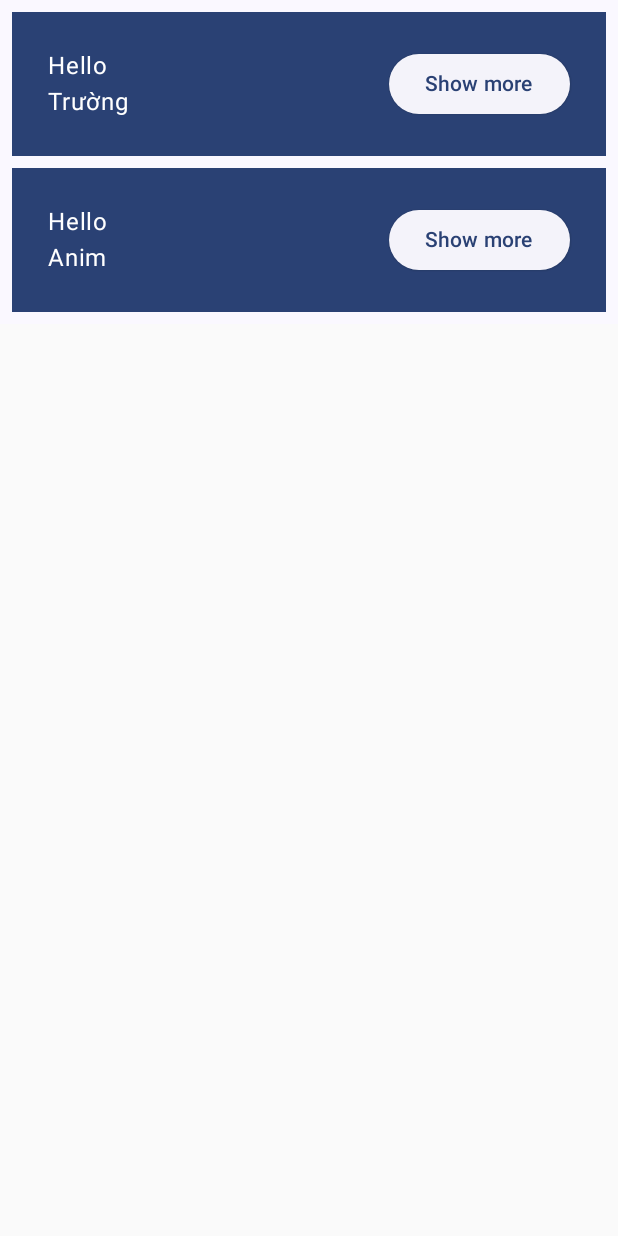
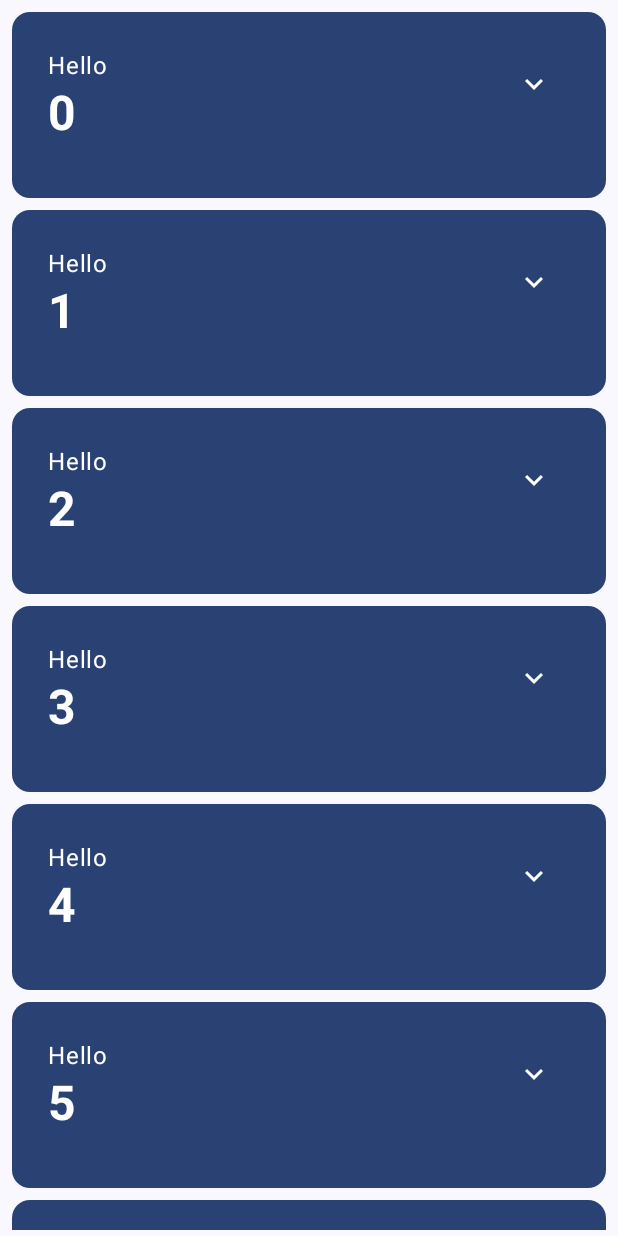
Before and after one commit to TruongAnim/Basic-Compose, an Android app built with Jetpack Compose: the screen it shows after launch (MainActivity), after a tap on "Continue", on a phone screen of 412 x 824 dp. Run offline under Robolectric (Android 15) with nearby library versions, the phone set to English and light mode, and no system bars.

Commit message:
update ui

```diff
--- a/app/build.gradle.kts
+++ b/app/build.gradle.kts
@@ -66,4 +66,6 @@ dependencies {
     androidTestImplementation(libs.androidx.ui.test.junit4)
     debugImplementation(libs.androidx.ui.tooling)
     debugImplementation(libs.androidx.ui.test.manifest)
+    //noinspection UseTomlInstead
+    implementation("androidx.compose.material:material-icons-extended")
 }
--- a/app/src/main/java/com/example/basiccompose/MainActivity.kt
+++ b/app/src/main/java/com/example/basiccompose/MainActivity.kt
@@ -1,20 +1,31 @@
 package com.example.basiccompose
 
+import android.content.res.Configuration
+import android.content.res.Configuration.UI_MODE_NIGHT_NO
+import android.content.res.Configuration.UI_MODE_NIGHT_YES
 import android.os.Bundle
 import androidx.activity.ComponentActivity
 import androidx.activity.compose.setContent
+import androidx.compose.animation.animateContentSize
+import androidx.compose.animation.core.Spring
+import androidx.compose.animation.core.animateDpAsState
+import androidx.compose.animation.core.spring
 import androidx.compose.foundation.layout.Arrangement
 import androidx.compose.foundation.layout.Box
 import androidx.compose.foundation.layout.Column
 import androidx.compose.foundation.layout.Row
 import androidx.compose.foundation.layout.Spacer
 import androidx.compose.foundation.layout.fillMaxSize
-import androidx.compose.foundation.layout.fillMaxWidth
 import androidx.compose.foundation.layout.padding
+import androidx.compose.foundation.lazy.LazyColumn
 import androidx.compose.material3.ElevatedButton
 import androidx.compose.material3.MaterialTheme
 import androidx.compose.material3.Surface
 import androidx.compose.material3.Text
+import androidx.compose.material3.Icon
+import androidx.compose.material.icons.Icons.Filled
+import androidx.compose.material.icons.filled.ExpandLess
+import androidx.compose.material.icons.filled.ExpandMore
 import androidx.compose.runtime.Composable
 import androidx.compose.runtime.getValue
 import androidx.compose.runtime.mutableStateOf
@@ -25,6 +36,13 @@ import androidx.compose.ui.Modifier
 import androidx.compose.ui.tooling.preview.Preview
 import androidx.compose.ui.unit.dp
 import com.example.basiccompose.ui.theme.BasicComposeTheme
+import androidx.compose.foundation.lazy.items
+import androidx.compose.material3.Card
+import androidx.compose.material3.CardDefaults
+import androidx.compose.material3.IconButton
+import androidx.compose.runtime.saveable.rememberSaveable
+import androidx.compose.ui.res.stringResource
+import androidx.compose.ui.text.font.FontWeight
 
 class MainActivity : ComponentActivity() {
     override fun onCreate(savedInstanceState: Bundle?) {
@@ -39,16 +57,33 @@ class MainActivity : ComponentActivity() {
 
 @Composable
 fun Greeting(name: String, modifier: Modifier = Modifier) {
-    var isExpanded by remember { mutableStateOf(false) }
-    Surface(
-        color = MaterialTheme.colorScheme.primary,
+    var isExpanded by rememberSaveable { mutableStateOf(false) }
+    val extraPadding by animateDpAsState(
+        targetValue = if (isExpanded) 48.dp else 0.dp,
+        animationSpec = spring(
+            dampingRatio = Spring.DampingRatioHighBouncy,
+            stiffness = Spring.StiffnessLow
+        )
+    )
+    Card(
+        colors = CardDefaults.cardColors(containerColor = MaterialTheme.colorScheme.primary),
         modifier = Modifier.padding(all = 4.dp)
     ) {
-        Row(modifier = Modifier.padding(24.dp)) {
+        Row(
+            modifier = Modifier
+                .padding(24.dp)
+                .animateContentSize(
+                    animationSpec = spring(
+                        dampingRatio = Spring.DampingRatioMediumBouncy,
+                        stiffness = Spring.StiffnessLow
+                    )
+                )
+
+        ) {
             Column(
                 modifier = Modifier
                     .weight(1f)
-                    .padding(bottom = if (isExpanded) 48.dp else 0.dp)
+                    .padding(bottom = 12.dp)
             ) {
                 Text(
                     text = "Hello",
@@ -56,13 +91,23 @@ fun Greeting(name: String, modifier: Modifier = Modifier) {
                 )
                 Text(
                     text = name,
-                    modifier = modifier
+                    modifier = modifier,
+                    style = MaterialTheme.typography.headlineLarge.copy(fontWeight = FontWeight.Bold)
                 )
+                if (isExpanded)
+                    Text(
+                        text = ("Hello hello ").repeat(30),
+                        style = MaterialTheme.typography.bodySmall
+                    )
             }
-            ElevatedButton(onClick = { /*TODO*/
+            IconButton(onClick = { /*TODO*/
                 isExpanded = !isExpanded
             }) {
-                Text(if (isExpanded) "Show less" else "Show more")
+                Icon(
+                    imageVector = if (isExpanded) Filled.ExpandLess else Filled.ExpandMore,
+                    contentDescription = if (isExpanded) stringResource(id = R.string.show_less)
+                    else stringResource(id = R.string.show_more)
+                )
             }
         }
     }
@@ -70,20 +115,19 @@ fun Greeting(name: String, modifier: Modifier = Modifier) {
 
 @Composable
 fun Greetings(modifier: Modifier) {
-    val names = arrayOf("Trường", "Anim")
+    val names = List(1000) { "$it" }
     Surface(
         modifier = modifier
     ) {
         Surface(
             modifier = Modifier.padding(all = 4.dp)
         ) {
-            Column {
-                for (i in names) {
-                    Greeting(name = i)
+            LazyColumn() {
+                items(items = names) { name ->
+                    Greeting(name = name)
                 }
             }
         }
-
     }
 }
 
@@ -95,7 +139,7 @@ fun Welcome(modifier: Modifier = Modifier, callback: () -> Unit) {
             horizontalAlignment = Alignment.CenterHorizontally,
             verticalArrangement = Arrangement.Center
         ) {
-            Text("Welcome")
+            Text("Welcome", style = MaterialTheme.typography.headlineMedium)
             Spacer(Modifier.padding(all = 4.dp))
             ElevatedButton(onClick = { callback() }) {
                 Text("Continue")
@@ -106,7 +150,7 @@ fun Welcome(modifier: Modifier = Modifier, callback: () -> Unit) {
 
 @Composable
 fun MyApp(modifier: Modifier = Modifier) {
-    var isWelcome by remember {
+    var isWelcome by rememberSaveable {
         mutableStateOf(true)
     }
     if (isWelcome) {
@@ -126,3 +170,11 @@ fun MyAppPreview() {
         MyApp()
     }
 }
+
+@Preview(showBackground = true, uiMode = UI_MODE_NIGHT_NO)
+@Composable
+fun GreetingPreview() {
+    BasicComposeTheme {
+        Greeting(name = "1")
+    }
+}
--- a/app/src/main/java/com/example/basiccompose/ui/theme/Color.kt
+++ b/app/src/main/java/com/example/basiccompose/ui/theme/Color.kt
@@ -9,3 +9,8 @@ val Pink80 = Color(0xFFEFB8C8)
 val Purple40 = Color(0xFF6650a4)
 val PurpleGrey40 = Color(0xFF625b71)
 val Pink40 = Color(0xFF7D5260)
+
+val Navy = Color(0xFF073042)
+val Blue = Color(0xFF4285F4)
+val LightBlue = Color(0xFFD7EFFE)
+val Chartreuse = Color(0xFFEFF7CF)
--- a/app/src/main/res/values/strings.xml
+++ b/app/src/main/res/values/strings.xml
@@ -1,3 +1,5 @@
 <resources>
     <string name="app_name">BasicCompose</string>
+    <string name="show_less">Show less</string>
+    <string name="show_more">Show more</string>
 </resources>
```
